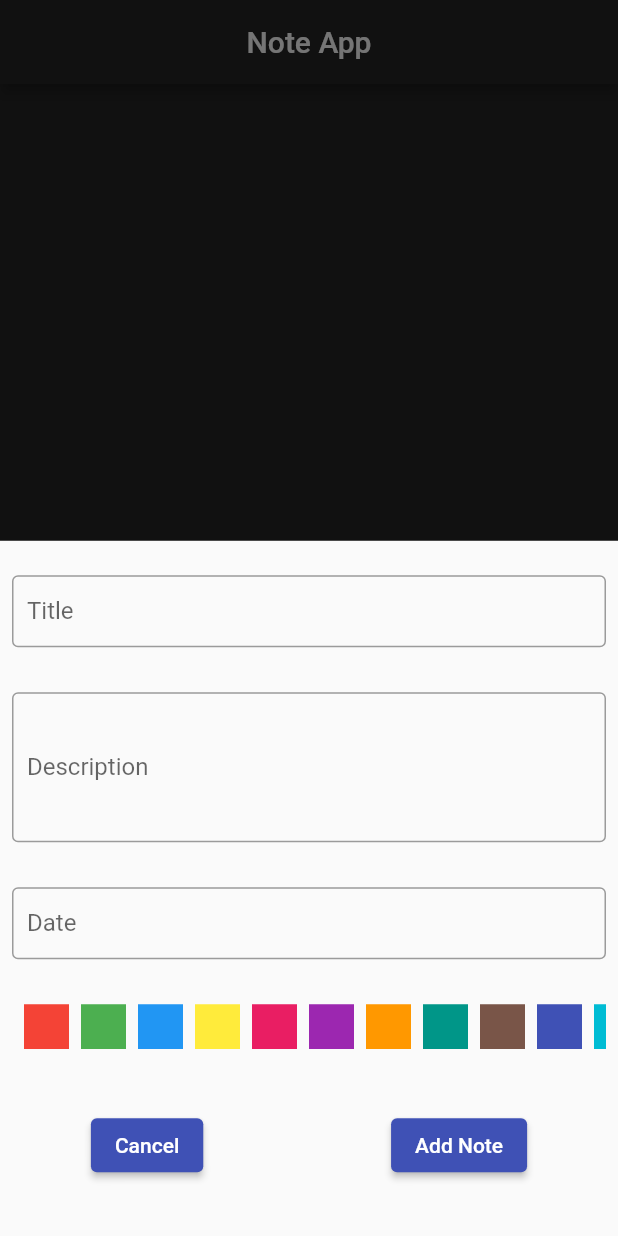
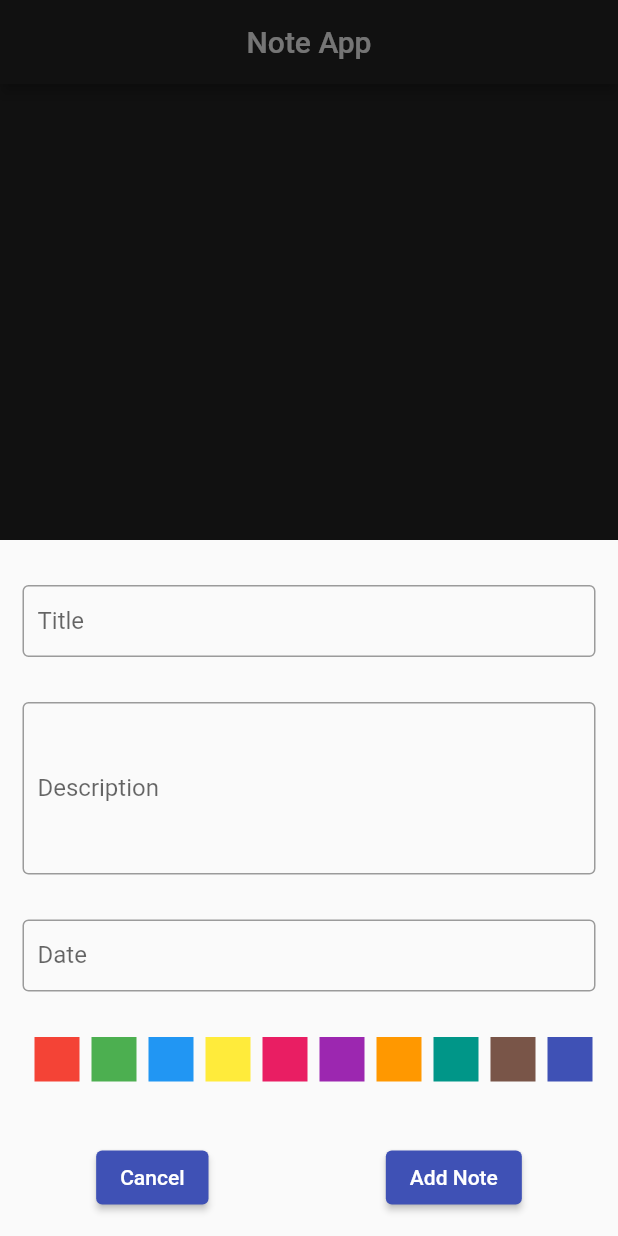
Before and after one commit to akhilbiju3/Note-App-Using-Hive, a Flutter app: the screen it shows after launch, after a tap on the "add" icon, on a phone screen of 412 x 824 dp. Run offline on Flutter 3.47's test engine with Material 2 defaults, Android fonts, the phone set to English and light mode, and no system bars; our stand-ins replace hive, hive_flutter; accounts and stored records are empty.

Commit message:
hive implementation started

```diff
--- a/lib/controller/note_screen_controller/note_screen_controller.dart
+++ b/lib/controller/note_screen_controller/note_screen_controller.dart
@@ -1,14 +1,27 @@
+import 'package:hive_flutter/hive_flutter.dart';
 import 'package:noteapphive/model/note_model_class/note_model_class.dart';
 
-class NoteScreenController{
+class NoteScreenController {
   List<NoteModel> notes = [];
+  final myData = Hive.box('NoteAppDB');
 
-  void addNotes(NoteModel note){
+  void addNotes(NoteModel note) {
     notes.add(note);
+    updateDatabase();
   }
 
-  void deleteNotes(int index){
+  void deleteNotes(int index) {
     notes.removeAt(index);
+    updateDatabase();
   }
 
+  //Load Data From the Databse
+   loadDatabase() async {
+    notes = await myData.get('noteDataList');
+  }
+
+  //Update the Database
+  void updateDatabase() {
+    myData.put('noteDataList', notes);
+  }
 }
--- a/lib/main.dart
+++ b/lib/main.dart
@@ -3,7 +3,8 @@ import 'package:hive_flutter/hive_flutter.dart';
 import 'package:noteapphive/view/note_app_home_screen/noteapp_homescreen.dart';
 
 Future<void> main() async {
-  var box = await Hive.openBox('NoteAppDB');
+  await Hive.initFlutter();
+   var box = await Hive.openBox('NoteAppDB');
   runApp(const NoteApp());
 }
 
--- a/lib/model/note_model_class/note_model_class.dart
+++ b/lib/model/note_model_class/note_model_class.dart
@@ -1,9 +1,19 @@
+
+import 'package:hive/hive.dart';
+part 'note_model_class.g.dart';
+
+
+@HiveType(typeId: 1)
 class NoteModel {
+  @HiveField(0)
   final String title;
+  @HiveField(1)
   final String description;
+  @HiveField(2)
   final String date;
-  final int color;
+  @HiveField(3)
+   int? selectedColor;
 
   NoteModel(
-      {required this.title, required this.description, required this.date,required this.color});
+      {required this.title, required this.description, required this.date,required this.selectedColor});
 }
--- a/lib/view/note_app_home_screen/noteapp_homescreen.dart
+++ b/lib/view/note_app_home_screen/noteapp_homescreen.dart
@@ -13,6 +13,17 @@ class NoteHomeScreen extends StatefulWidget {
 }
 
 class _NoteHomeScreenState extends State<NoteHomeScreen> {
+  @override
+  void initState() {
+    loadDatabaseData();
+    super.initState();
+  }
+
+  loadDatabaseData() async {
+    NoteScreenController noteController = NoteScreenController();
+    await noteController.loadDatabase();
+  }
+
   TextEditingController titleController = TextEditingController();
   TextEditingController descriptionController = TextEditingController();
   TextEditingController dateController = TextEditingController();
@@ -22,6 +33,7 @@ class _NoteHomeScreenState extends State<NoteHomeScreen> {
   @override
   Widget build(BuildContext context) {
     return Scaffold(
+      resizeToAvoidBottomInset: false,
       backgroundColor: backgroundColor,
       appBar: AppBar(
         centerTitle: true,
@@ -43,7 +55,8 @@ class _NoteHomeScreenState extends State<NoteHomeScreen> {
                       listTitle: noteController.notes[index].title,
                       listDescription: noteController.notes[index].description,
                       listDate: noteController.notes[index].date,
-                      listColorIndex: noteController.notes[index].color,
+                      listColorIndex:
+                          noteController.notes[index].selectedColor!,
                       onDeletePressed: () {
                         noteController.deleteNotes(index);
                         setState(() {});
@@ -67,17 +80,22 @@ class _NoteHomeScreenState extends State<NoteHomeScreen> {
 
   Future<dynamic> BottomSheet(BuildContext context) {
     return showModalBottomSheet(
+        isScrollControlled: true,
         context: context,
-      builder: (context) => Container(
-          height: 600,
+        builder: (context) {
+          return StatefulBuilder(
+            builder: (context, floatSetState) {
+              return Padding(
+                padding: const EdgeInsets.all(15.0),
+                child: SingleChildScrollView(
+                  child: Container(
                       child: Padding(
-            padding: const EdgeInsets.all(8.0),
+                    padding: EdgeInsets.only(
+                        bottom: MediaQuery.of(context).viewInsets.bottom),
                     child: Column(
                       children: [
                         Padding(
                           padding: const EdgeInsets.only(top: 15.0),
-                  child: Container(
-                    width: double.infinity,
                           child: TextField(
                             controller: titleController,
                             decoration: InputDecoration(
@@ -89,14 +107,10 @@ class _NoteHomeScreenState extends State<NoteHomeScreen> {
                                 )),
                           ),
                         ),
-                ),
                         SizedBox(
                           height: 30,
                         ),
-                Container(
-                  height: 100,
-                  width: double.infinity,
-                  child: TextField(
+                        TextField(
                           controller: descriptionController,
                           maxLines: 5,
                           decoration: InputDecoration(
@@ -107,13 +121,10 @@ class _NoteHomeScreenState extends State<NoteHomeScreen> {
                                 borderSide: BorderSide(color: Colors.black),
                               )),
                         ),
-                ),
                         SizedBox(
                           height: 30,
                         ),
-                Container(
-                  width: double.infinity,
-                  child: TextField(
+                        TextField(
                           controller: dateController,
                           decoration: InputDecoration(
                               hintText: 'Date',
@@ -123,7 +134,6 @@ class _NoteHomeScreenState extends State<NoteHomeScreen> {
                               border: OutlineInputBorder(
                                 borderSide: BorderSide(color: Colors.black),
                               )),
-                  ),
                         ),
                         SizedBox(
                           height: 30,
@@ -137,7 +147,7 @@ class _NoteHomeScreenState extends State<NoteHomeScreen> {
                               padding: const EdgeInsets.only(left: 8.0),
                               child: InkWell(
                                 onTap: () {
-                          setState(() {
+                                  floatSetState(() {
                                     selectedIndex = index;
                                   });
                                 },
@@ -146,7 +156,7 @@ class _NoteHomeScreenState extends State<NoteHomeScreen> {
                                   width: 30,
                                   decoration: BoxDecoration(
                                     border: Border.all(
-                                width: 4,
+                                        width: 2,
                                         color: selectedIndex == index
                                             ? Colors.black
                                             : Colors.transparent),
@@ -182,7 +192,7 @@ class _NoteHomeScreenState extends State<NoteHomeScreen> {
                                     title: titleController.text,
                                     description: descriptionController.text,
                                     date: dateController.text,
-                            color: selectedIndex ?? 0));
+                                    selectedColor: selectedIndex ?? 0));
                                 setState(() {});
                                 Navigator.pop(context);
                               },
@@ -193,6 +203,10 @@ class _NoteHomeScreenState extends State<NoteHomeScreen> {
                       ],
                     ),
                   )),
+                ),
               );
+            },
+          );
+        });
   }
 }
--- a/pubspec.yaml
+++ b/pubspec.yaml
@@ -38,6 +38,7 @@ dependencies:
   hive_flutter: ^1.1.0
   hive: ^2.2.3
 
+
 dev_dependencies:
   flutter_test:
     sdk: flutter
@@ -48,6 +49,8 @@ dev_dependencies:
   # package. See that file for information about deactivating specific lint
   # rules and activating additional ones.
   flutter_lints: ^2.0.0
+  hive_generator: ^2.0.1
+  build_runner: ^2.4.6
 
 # For information on the generic Dart part of this file, see the
 # following page: https://dart.dev/tools/pub/pubspec
```
Also changed, not shown: lib/model/note_model_class/note_model_class.g.dart (added), pubspec.lock. Lines whose indentation alone changed are shown as unchanged.
